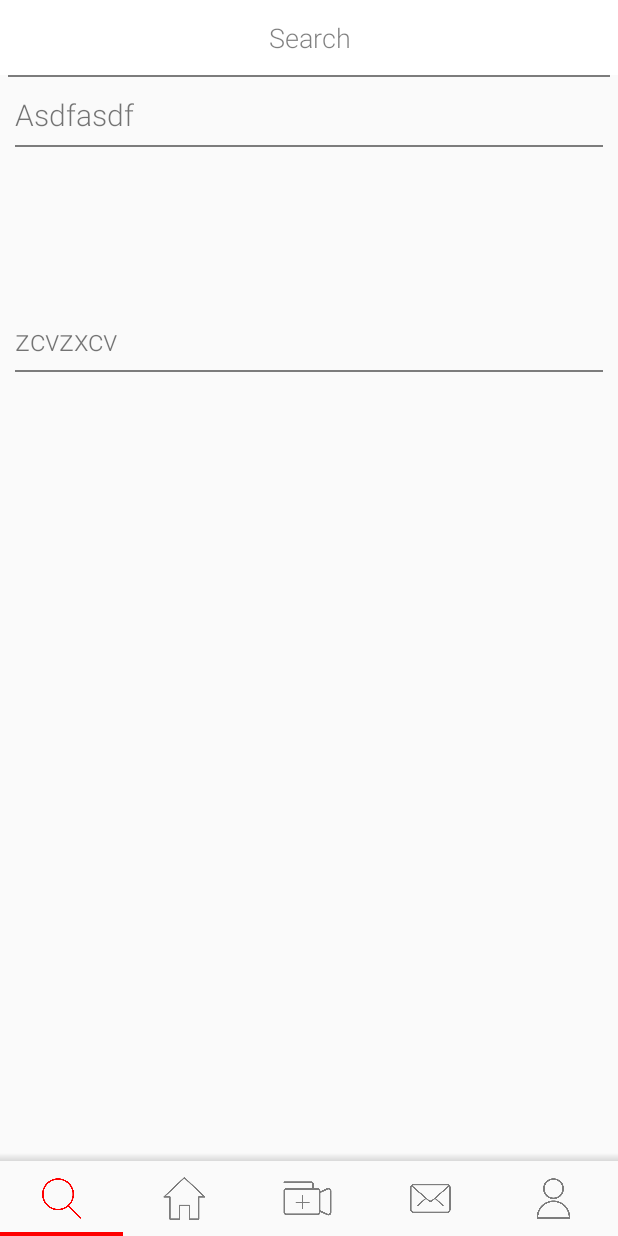
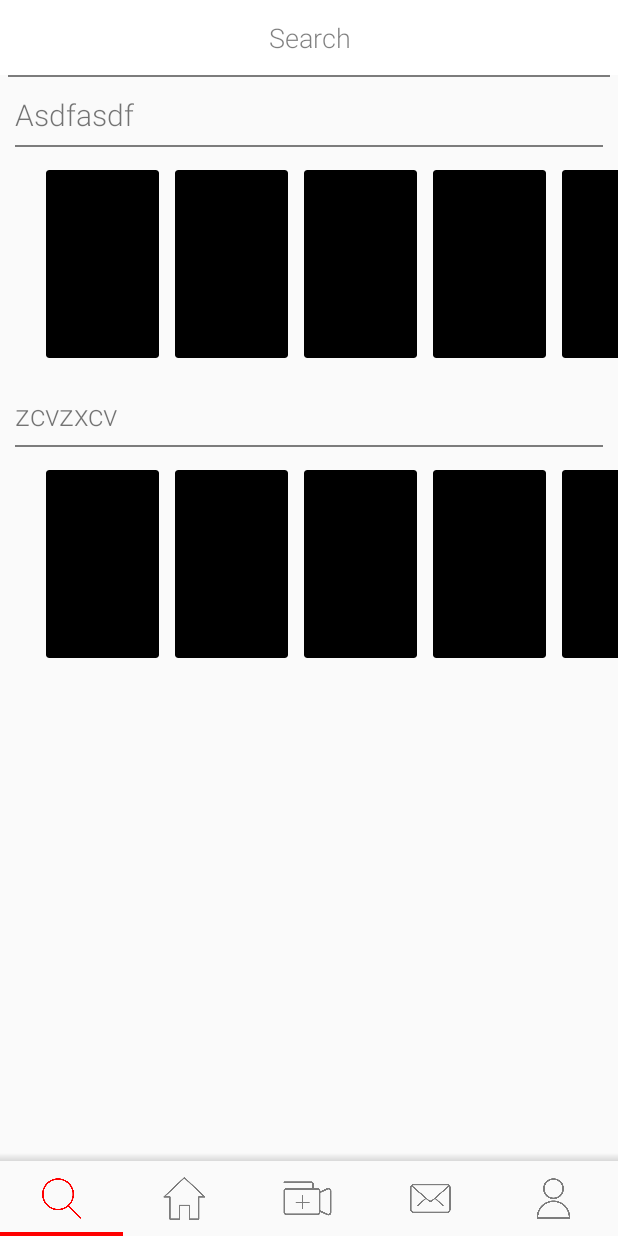
Before and after one commit to ATT-Shape-Hackathon/helloclient, an Android app: the screen it shows after launch (MainActivity), on a phone screen of 412 x 824 dp. Run offline under Robolectric (Android 15) with nearby library versions, the phone set to English and light mode, and no system bars.

Commit message:
finished browse mvp

```diff
--- a/app/src/main/java/nickyhuynh/helloworld/browse/BrowseAdapter.java
+++ b/app/src/main/java/nickyhuynh/helloworld/browse/BrowseAdapter.java
@@ -1,6 +1,8 @@
 package nickyhuynh.helloworld.browse;
 
 import android.support.v7.widget.CardView;
+import android.support.v7.widget.GridLayoutManager;
+import android.support.v7.widget.LinearLayoutManager;
 import android.support.v7.widget.RecyclerView;
 import android.view.LayoutInflater;
 import android.view.View;
@@ -10,6 +12,7 @@ import android.widget.TextView;
 import java.util.ArrayList;
 
 import nickyhuynh.helloworld.R;
+import nickyhuynh.helloworld.app.Application;
 
 /**
  * Created by bummy on 7/8/17.
@@ -26,9 +29,7 @@ public class BrowseAdapter extends RecyclerView.Adapter<BrowseAdapter.ViewHolder
         LINEAR_LAYOUT_MANAGER
     }
 
-    protected LayoutManagerType currentLayoutManagerType;
-    protected RecyclerView recyclerView;
-    protected BrowseAdapter browseAdapter;
+    protected LayoutManagerType currentLayoutManagerType = LayoutManagerType.LINEAR_LAYOUT_MANAGER;
     protected RecyclerView.LayoutManager layoutManager;
 
     private ArrayList<String> dataSet;
@@ -36,6 +37,8 @@ public class BrowseAdapter extends RecyclerView.Adapter<BrowseAdapter.ViewHolder
     public static class ViewHolder extends RecyclerView.ViewHolder {
         public TextView companyName;
         public RecyclerView recyclerView;
+
+        public VideoPagerAdapter videoPagerAdapter;
 
         public CardView cardView;
 
@@ -66,6 +69,17 @@ public class BrowseAdapter extends RecyclerView.Adapter<BrowseAdapter.ViewHolder
     @Override
     public void onBindViewHolder(final ViewHolder holder, int position) {
         holder.companyName.setText(dataSet.get(position));
+
+        ArrayList<String> test = new ArrayList<>();
+        test.add("Asdfasdf");
+        test.add("zcvzxcv");
+
+        holder.videoPagerAdapter = new VideoPagerAdapter(test);
+
+        currentLayoutManagerType = LayoutManagerType.LINEAR_LAYOUT_MANAGER;
+
+        setRecyclerViewLayoutManager(currentLayoutManagerType, holder.recyclerView);
+        holder.recyclerView.setAdapter(holder.videoPagerAdapter);
     }
 
     @Override
@@ -86,4 +100,30 @@ public class BrowseAdapter extends RecyclerView.Adapter<BrowseAdapter.ViewHolder
         return dataSet.get(position);
     }
 
+    public void setRecyclerViewLayoutManager(LayoutManagerType layoutManagerType, RecyclerView recyclerView) {
+        int scrollPosition = 0;
+
+        // If a layout manager has already been set, get current scroll position.
+        if (recyclerView.getLayoutManager() != null) {
+            scrollPosition = ((LinearLayoutManager) recyclerView.getLayoutManager())
+                    .findFirstCompletelyVisibleItemPosition();
+        }
+
+        switch (layoutManagerType) {
+            case GRID_LAYOUT_MANAGER:
+                layoutManager = new GridLayoutManager(Application.getInstance(), SPAN_COUNT);
+                currentLayoutManagerType = LayoutManagerType.GRID_LAYOUT_MANAGER;
+                break;
+            case LINEAR_LAYOUT_MANAGER:
+                layoutManager = new LinearLayoutManager(Application.getInstance(), LinearLayoutManager.HORIZONTAL, false);
+                currentLayoutManagerType = LayoutManagerType.LINEAR_LAYOUT_MANAGER;
+                break;
+            default:
+                layoutManager = new LinearLayoutManager(Application.getInstance(), LinearLayoutManager.HORIZONTAL, false);
+                currentLayoutManagerType = LayoutManagerType.LINEAR_LAYOUT_MANAGER;
+        }
+
+        recyclerView.setLayoutManager(layoutManager);
+        recyclerView.scrollToPosition(scrollPosition);
+    }
 }
--- a/app/src/main/java/nickyhuynh/helloworld/browse/VideoPagerAdapter.java
+++ b/app/src/main/java/nickyhuynh/helloworld/browse/VideoPagerAdapter.java
@@ -38,7 +38,7 @@ public class VideoPagerAdapter extends RecyclerView.Adapter<VideoPagerAdapter.Vi
 
     @Override
     public VideoPagerAdapter.ViewHolder onCreateViewHolder(final ViewGroup parent, int viewType) {
-        CardView v = (CardView) LayoutInflater.from(parent.getContext()).inflate(R.layout.cardview_company, parent, false);
+        CardView v = (CardView) LayoutInflater.from(parent.getContext()).inflate(R.layout.cardview_video, parent, false);
         final ViewHolder vh = new ViewHolder(v);
 
         return vh;
@@ -51,12 +51,12 @@ public class VideoPagerAdapter extends RecyclerView.Adapter<VideoPagerAdapter.Vi
 
     @Override
     public int getItemCount() {
-        return dataSet.size() + 1;
+        return dataSet.size()+5;
     }
 
     @Override
     public int getItemViewType(int position) {
-        return R.layout.cardview_company;
+        return R.layout.cardview_video;
     }
 
     public void setDataSet(ArrayList<String> videos) {
--- a/app/src/main/res/layout/cardview_company.xml
+++ b/app/src/main/res/layout/cardview_company.xml
@@ -1,7 +1,7 @@
 <?xml version="1.0" encoding="utf-8"?>
 <android.support.v7.widget.CardView xmlns:android="http://schemas.android.com/apk/res/android"
     android:layout_width="match_parent"
-    android:layout_height="150dp"
+    android:layout_height="200dp"
     xmlns:app="http://schemas.android.com/apk/res-auto"
     app:cardElevation="0dp"
     app:cardBackgroundColor="@android:color/transparent">
--- /dev/null
+++ b/app/src/main/res/layout/cardview_video.xml
@@ -0,0 +1,10 @@
+<?xml version="1.0" encoding="utf-8"?>
+<android.support.v7.widget.CardView xmlns:android="http://schemas.android.com/apk/res/android"
+    android:layout_width="75dp"
+    android:layout_height="125dp"
+    xmlns:app="http://schemas.android.com/apk/res-auto"
+    app:cardElevation="0dp"
+    app:cardBackgroundColor="#000"
+    android:layout_margin="5dp">
+
+</android.support.v7.widget.CardView>
```
